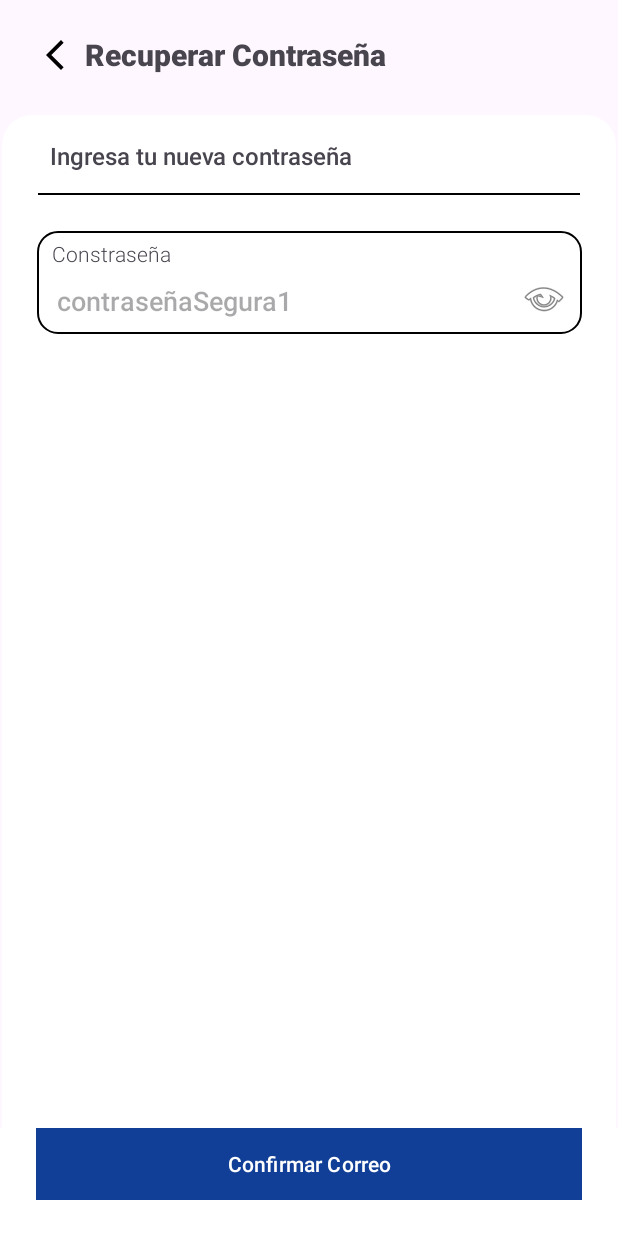
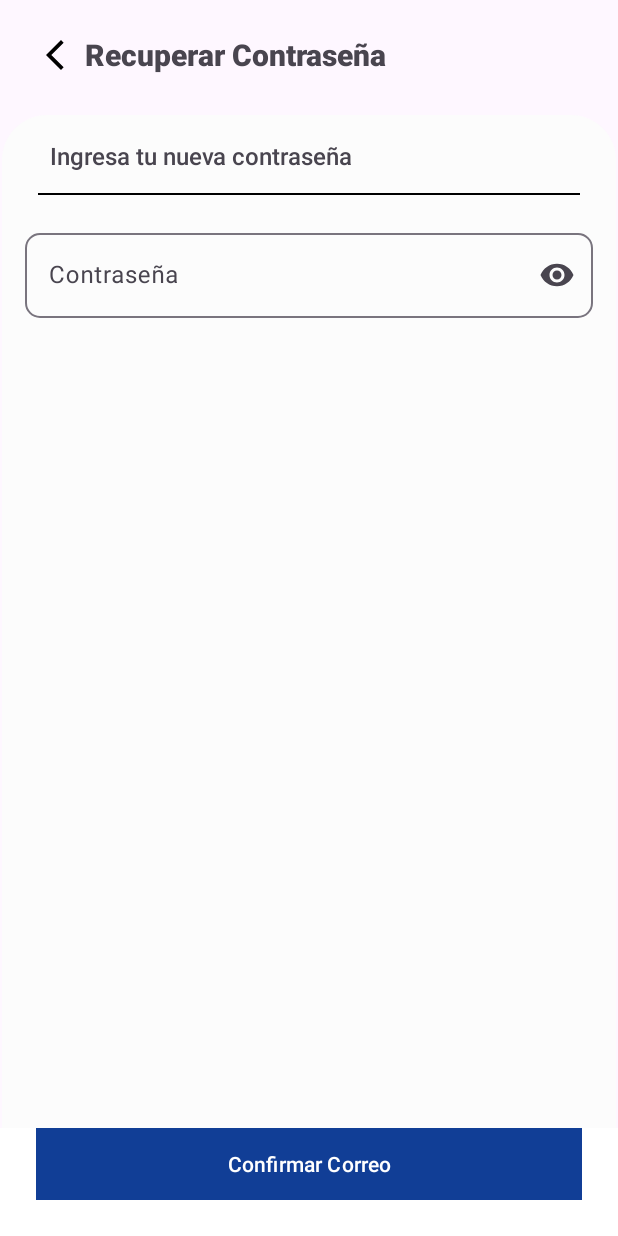
Before and after one commit to Daniel-Arcos/HostedIn-Mobile, an Android app: the fragment RecoverPasswordNewPassEntry placed in its activity, on a phone screen of 412 x 824 dp. Run offline under Robolectric (Android 15) with nearby library versions, the phone set to English and light mode, and no system bars; our stand-ins replace data binding.

Commit message:
Ultimos detalles de interfaces GUI.

```diff
--- a/app/src/main/java/com/sdi/hostedin/feature/login/LoginFragment.java
+++ b/app/src/main/java/com/sdi/hostedin/feature/login/LoginFragment.java
@@ -115,7 +115,6 @@ public class LoginFragment extends Fragment {
     private void recoverPassword(){
         Intent intent = new Intent(this.getActivity(), RecoverPasswordActivity.class);
         startActivity(intent);
-        this.getActivity().finish();
     }
 
 }
--- a/app/src/main/java/com/sdi/hostedin/feature/password/RecoverPasswordEmailEntry.java
+++ b/app/src/main/java/com/sdi/hostedin/feature/password/RecoverPasswordEmailEntry.java
@@ -16,7 +16,7 @@ import com.sdi.hostedin.databinding.FragmentRecoverPasswordEmailEntryBinding;
 public class RecoverPasswordEmailEntry extends Fragment {
 
     private FragmentRecoverPasswordEmailEntryBinding binding;
-    String regex = "^[a-zA-Z0-9_+&*-]+(?:\\.[a-zA-Z0-9_+&*-]+)*@(?:[a-zA-Z0-9-]+\\.)+[a-zA-Z]{2,}$";
+    String regex = "^(?=.{1,50}$)[a-zA-Z0-9._%+-]+@[a-zA-Z0-9.-]+\\.[a-zA-Z]{2,}$";
 
     public RecoverPasswordEmailEntry() {
         // Required empty public constructor
@@ -40,7 +40,7 @@ public class RecoverPasswordEmailEntry extends Fragment {
 
     public int validateEmail(){
         int isValid = 0;
-        String email = binding.textinlayEmail.toString();
+        String email = binding.textinlayEmail.getEditText().getText().toString();
         if(!email.isEmpty()){
             if(email.matches(regex)){
                 isValid = 1;
--- a/app/src/main/java/com/sdi/hostedin/feature/password/RecoverPasswordNewPassEntry.java
+++ b/app/src/main/java/com/sdi/hostedin/feature/password/RecoverPasswordNewPassEntry.java
@@ -40,7 +40,7 @@ public class RecoverPasswordNewPassEntry extends Fragment {
     }
 
     public boolean validatePassword(){
-        String password = binding.edtxNewPassword.toString();
+        String password = binding.etxNewpassword.getEditText().getText().toString();
         return password.isEmpty();
     }
 
--- a/app/src/main/res/layout/activity_recover_password.xml
+++ b/app/src/main/res/layout/activity_recover_password.xml
@@ -24,6 +24,7 @@
             android:layout_marginEnd="16dp">
 
             <ImageButton
+                android:id="@+id/imgbttGoBack"
                 android:layout_width="30dp"
                 android:layout_height="30dp"
                 android:layout_margin="5dp"
--- a/app/src/main/res/layout/fragment_login.xml
+++ b/app/src/main/res/layout/fragment_login.xml
@@ -68,8 +68,7 @@
             <com.google.android.material.textfield.TextInputEditText
                 android:layout_width="match_parent"
                 android:layout_height="wrap_content"
-                android:inputType="textPassword"
-                />
+                android:inputType="textPassword" />
 
         </com.google.android.material.textfield.TextInputLayout>
         <Button
--- a/app/src/main/res/layout/fragment_recover_password_email_entry.xml
+++ b/app/src/main/res/layout/fragment_recover_password_email_entry.xml
@@ -2,7 +2,6 @@
 <layout xmlns:android="http://schemas.android.com/apk/res/android"
     xmlns:app="http://schemas.android.com/apk/res-auto"
     xmlns:tools="http://schemas.android.com/tools"
-    android:background="@drawable/top_rouded_backgorund"
     android:layout_marginHorizontal="50dp">
 
     <data>
--- a/app/src/main/res/layout/fragment_recover_password_new_pass_entry.xml
+++ b/app/src/main/res/layout/fragment_recover_password_new_pass_entry.xml
@@ -7,11 +7,11 @@
 
     </data>
 
-    <androidx.constraintlayout.widget.ConstraintLayout
+    <RelativeLayout
         android:layout_width="match_parent"
         android:layout_height="wrap_content"
         tools:context=".feature.password.RecoverPasswordNewPassEntry"
-        android:background="@drawable/top_rouded_backgorund">
+        >
 
 
         <TextView
@@ -24,9 +24,9 @@
             android:fontFamily="sans-serif-medium"
             android:text="Ingresa tu nueva contraseña"
             android:textSize="16sp"
-            app:layout_constraintEnd_toEndOf="parent"
-            app:layout_constraintStart_toStartOf="parent"
-            app:layout_constraintTop_toTopOf="parent" />
+            android:layout_alignParentTop="true"
+            android:layout_alignParentStart="true"
+            android:layout_alignParentEnd="true" />
 
         <View
             android:id="@+id/view"
@@ -36,61 +36,30 @@
             android:layout_marginTop="14dp"
             android:layout_marginEnd="24dp"
             android:background="@color/black"
-            app:layout_constraintEnd_toEndOf="parent"
-            app:layout_constraintStart_toStartOf="parent"
-            app:layout_constraintTop_toBottomOf="@+id/textView2" />
+            android:layout_below="@+id/textView2"
+            android:layout_alignParentStart="true"
+            android:layout_alignParentEnd="true" />
 
-        <LinearLayout
-            android:id="@+id/linearLayout"
-            android:layout_width="363dp"
+        <com.google.android.material.textfield.TextInputLayout
+            android:id="@+id/etx_Newpassword"
+            android:layout_width="match_parent"
             android:layout_height="wrap_content"
-            android:layout_marginTop="24dp"
-            android:background="@drawable/rounded_textbox"
-            android:orientation="vertical"
-            app:layout_constraintEnd_toEndOf="parent"
-            app:layout_constraintStart_toStartOf="parent"
-            app:layout_constraintTop_toBottomOf="@+id/view">
+            android:layout_marginTop="20dp"
+            android:hint="Contraseña"
+            android:layout_below="@id/view"
+            android:layout_marginStart="15dp"
+            android:layout_marginEnd="15dp"
+            app:endIconMode="password_toggle"
+            app:boxCornerRadiusBottomEnd="10dp"
+            app:boxCornerRadiusBottomStart="10dp"
+            app:boxCornerRadiusTopEnd="10dp"
+            app:boxCornerRadiusTopStart="10dp">
 
-            <TextView
-                android:layout_width="wrap_content"
-                android:layout_height="wrap_content"
-                android:layout_marginLeft="10dp"
-                android:layout_marginTop="5dp"
-                android:fontFamily="sans-serif-light"
-                android:text="Constraseña"/>
+        <com.google.android.material.textfield.TextInputEditText
+            android:layout_width="match_parent"
+            android:layout_height="wrap_content"
+            android:inputType="textPassword" />
+        </com.google.android.material.textfield.TextInputLayout>
 
-            <androidx.constraintlayout.widget.ConstraintLayout
-                android:layout_width="match_parent"
-                android:layout_height="wrap_content">
-
-                <EditText
-                    android:id="@+id/edtxNewPassword"
-                    android:layout_width="308dp"
-                    android:layout_height="44dp"
-                    android:layout_marginHorizontal="3dp"
-                    android:background="#00FFFFFF"
-                    android:fontFamily="sans-serif-medium"
-                    android:hint="contraseñaSegura1"
-                    android:inputType="textPassword"
-                    android:paddingHorizontal="10dp"
-                    app:layout_constraintStart_toStartOf="parent"
-                    app:layout_constraintTop_toTopOf="parent"
-                    tools:ignore="TouchTargetSizeCheck" />
-
-                <ImageButton
-                    android:layout_width="43dp"
-                    android:layout_height="40dp"
-                    android:layout_gravity="center"
-                    android:background="#00FFFFFF"
-                    android:src="@android:drawable/ic_menu_view"
-                    app:layout_constraintEnd_toEndOf="parent"
-                    app:layout_constraintStart_toEndOf="@+id/edtxNewPassword"
-                    app:layout_constraintTop_toTopOf="parent"
-                    tools:ignore="SpeakableTextPresentCheck,TouchTargetSizeCheck" />
-
-            </androidx.constraintlayout.widget.ConstraintLayout>
-        </LinearLayout>
-
-
-    </androidx.constraintlayout.widget.ConstraintLayout>
+    </RelativeLayout>
 </layout>
```
Also changed, not shown: app/src/main/java/com/sdi/hostedin/feature/password/RecoverPasswordActivity.java (+17 -3 lines), app/src/main/java/com/sdi/hostedin/feature/password/RecoverPasswordCodeEntry.java (+5 -5 lines), app/src/main/res/layout/fragment_recover_password_code_entry.xml (+13 -12 lines).
